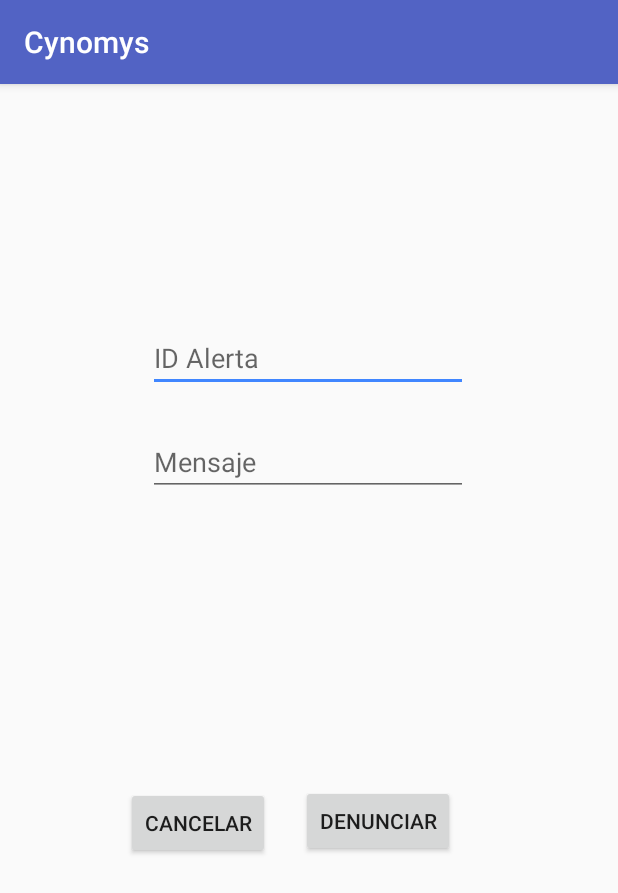
After one commit to erikhermilo/Cynomys, an Android app: the denuncia screen opened directly, with no data from a screen before it, on a phone screen of 412 x 824 dp. The commit adds this screen. Shown: the top 893 px of the screen. Run offline under Robolectric (Android 15) with nearby library versions, the phone set to English and light mode, and no system bars; libraries missing offline, so code that uses them is left out: org.ksoap2, org.ksoap2.serialization.

Commit message:
Denuncia y envio de SMS (registro contacto)

```diff
--- a/app/src/main/AndroidManifest.xml
+++ b/app/src/main/AndroidManifest.xml
@@ -11,6 +11,8 @@
     <uses-permission android:name="android.permission.INTERNET" />
     <uses-permission android:name="android.permission.ACCESS_COARSE_LOCATION" />
     <uses-permission android:name="android.permission.ACCESS_NETWORK_STATE" />
+    <uses-permission android:name="android.permission.SEND_SMS" />
+
 
     <application
         android:allowBackup="true"
@@ -65,6 +67,9 @@
         <activity android:name=".Violencia2" />
         <activity android:name=".guias" />
         <activity android:name=".Otro1"></activity>
+        <activity android:name=".denuncia" />
+        <activity android:name=".ContactoActualizar" />
+        <activity android:name=".ContactoRegistro" />
 
         <service
             android:name=".ServiceApp"
--- a/app/src/main/java/com/cynomex/cynomys/cynomys/ContactoRegistro.java
+++ b/app/src/main/java/com/cynomex/cynomys/cynomys/ContactoRegistro.java
@@ -11,6 +11,7 @@ import android.os.AsyncTask;
 import android.support.v4.app.NotificationCompat;
 import android.support.v7.app.AppCompatActivity;
 import android.os.Bundle;
+import android.telephony.SmsManager;
 import android.util.Log;
 import android.view.View;
 import android.widget.Button;
@@ -33,6 +34,7 @@ import org.ksoap2.serialization.SoapObject;
 import org.ksoap2.serialization.SoapPrimitive;
 
 import ServiciosWeb.WebService;
+
 
 public class ContactoRegistro extends AppCompatActivity {
 
@@ -91,6 +93,7 @@ public class ContactoRegistro extends AppCompatActivity {
 
             if(resultObj) {
 
+
                 Toast.makeText(ContactoRegistro.this, "Contacto Registrado " , Toast.LENGTH_LONG).show();
                 startActivity(intent);
 
--- /dev/null
+++ b/app/src/main/java/com/cynomex/cynomys/cynomys/denuncia.java
@@ -0,0 +1,90 @@
+package com.cynomex.cynomys.cynomys;
+
+import android.support.v7.app.AppCompatActivity;
+import android.content.Intent;
+import android.os.AsyncTask;
+import android.os.Bundle;
+
+import android.view.View;
+import android.widget.EditText;
+import android.widget.Toast;
+
+import org.ksoap2.serialization.SoapPrimitive;
+
+import Modelo.ContactoEmergencia;
+import ServiciosWeb.WebService;
+
+public class denuncia extends AppCompatActivity {
+    Intent intent;
+    SoapPrimitive resultString;
+    boolean resultObj;
+    EditText EDidalerta ,EDmensaje;
+    int idUsuario;
+
+    @Override
+    public void onCreate(Bundle savedInstanceState) {
+
+        intent = getIntent();
+        idUsuario = intent.getIntExtra("idUsuario",0);
+
+        if (idUsuario == 0){
+            Intent intent = new Intent(this,login.class);
+            startActivity(intent);
+        }
+
+        super.onCreate(savedInstanceState);
+        setContentView(R.layout.activity_denuncia);
+
+        EDidalerta = (EditText) findViewById(R.id.txtIDalerta);
+        EDmensaje = (EditText) findViewById(R.id.txtTexto);
+
+    }
+
+    public void cancelar(View view){
+
+        this.finish();
+
+    }
+
+    public void registrarDenuncia(View view){
+
+        /*intent = new Intent(this,MapsActivity.class);
+        intent.putExtra("idUsuario", idUsuario);
+        */
+        Segundoplano tarea = new Segundoplano();
+        tarea.execute();
+
+    }
+
+    private class Segundoplano extends AsyncTask<Void,Void,Void> {
+        @Override
+        protected void onPreExecute() {
+        }
+        @Override
+        protected Void doInBackground(Void... voids) {
+
+            WebService wb = new WebService();
+            resultObj = wb.registrarDenuncia(
+                    Integer.parseInt(EDidalerta.getText().toString()),
+                    EDmensaje.getText().toString(),
+                    idUsuario);
+
+            return null;
+        }
+        @Override
+        protected void onPostExecute(Void result) {
+
+            if(resultObj) {
+
+                Toast.makeText(denuncia.this, "Denuncia Realizada " , Toast.LENGTH_LONG).show();
+                //startActivity(intent);
+                finish();
+
+            }
+            else
+                Toast.makeText(denuncia.this, "Datos incorrectos", Toast.LENGTH_LONG).show();
+
+        }
+    }
+
+}
--- a/app/src/main/res/layout/activity_configuracion.xml
+++ b/app/src/main/res/layout/activity_configuracion.xml
@@ -93,6 +93,7 @@
             android:backgroundTint="@android:color/transparent"
             android:drawableTop="@android:drawable/ic_menu_close_clear_cancel"
             android:drawableTint="@android:color/black"
+            android:onClick="Denuncia"
             android:text="Reportes" />
     </LinearLayout>
 
--- /dev/null
+++ b/app/src/main/res/layout/activity_denuncia.xml
@@ -0,0 +1,71 @@
+<?xml version="1.0" encoding="utf-8"?>
+<android.support.constraint.ConstraintLayout xmlns:android="http://schemas.android.com/apk/res/android"
+    xmlns:app="http://schemas.android.com/apk/res-auto"
+    xmlns:tools="http://schemas.android.com/tools"
+    android:layout_width="match_parent"
+    android:layout_height="match_parent"
+    tools:context=".denuncia">
+
+
+    <EditText
+        android:id="@+id/txtIDalerta"
+        android:layout_width="wrap_content"
+        android:layout_height="wrap_content"
+        android:layout_marginStart="8dp"
+        android:layout_marginTop="160dp"
+        android:layout_marginEnd="8dp"
+        android:ems="10"
+        android:hint="ID Alerta"
+        android:inputType="number"
+        app:layout_constraintEnd_toEndOf="parent"
+        app:layout_constraintHorizontal_bias="0.496"
+        app:layout_constraintStart_toStartOf="parent"
+        app:layout_constraintTop_toTopOf="parent" />
+
+    <EditText
+        android:id="@+id/txtTexto"
+        android:layout_width="wrap_content"
+        android:layout_height="45dp"
+        android:layout_marginStart="8dp"
+        android:layout_marginTop="24dp"
+        android:layout_marginEnd="8dp"
+        android:ems="10"
+        android:hint="Mensaje"
+        android:inputType="textMultiLine"
+        app:layout_constraintEnd_toEndOf="parent"
+        app:layout_constraintHorizontal_bias="0.496"
+        app:layout_constraintStart_toStartOf="parent"
+        app:layout_constraintTop_toBottomOf="@+id/txtIDalerta" />
+
+    <Button
+        android:id="@+id/btnAceptar"
+        android:layout_width="wrap_content"
+        android:layout_height="wrap_content"
+        android:layout_marginStart="8dp"
+        android:layout_marginTop="8dp"
+        android:layout_marginEnd="8dp"
+        android:layout_marginBottom="8dp"
+        android:onClick="registrarDenuncia"
+        android:text="Denunciar"
+        app:layout_constraintBottom_toBottomOf="parent"
+        app:layout_constraintEnd_toEndOf="parent"
+        app:layout_constraintHorizontal_bias="0.114"
+        app:layout_constraintStart_toEndOf="@+id/button6"
+        app:layout_constraintTop_toBottomOf="@+id/txtTexto"
+        app:layout_constraintVertical_bias="0.43" />
+
+    <Button
+        android:id="@+id/button6"
+        android:layout_width="wrap_content"
+        android:layout_height="wrap_content"
+        android:layout_marginStart="84dp"
+        android:layout_marginTop="8dp"
+        android:layout_marginBottom="8dp"
+        android:onClick="cancelar"
+        android:text="Cancelar"
+        app:layout_constraintBottom_toBottomOf="parent"
+        app:layout_constraintStart_toStartOf="parent"
+        app:layout_constraintTop_toBottomOf="@+id/txtTexto"
+        app:layout_constraintVertical_bias="0.433" />
+
+</android.support.constraint.ConstraintLayout>
```
Also changed, not shown: app/src/main/java/ServiciosWeb/WebService.java (+38 -0 lines), app/src/main/java/com/cynomex/cynomys/cynomys/MapsActivity.java (+18 -10 lines), app/src/main/java/com/cynomex/cynomys/cynomys/configuracion.java (+9 -1 lines).
